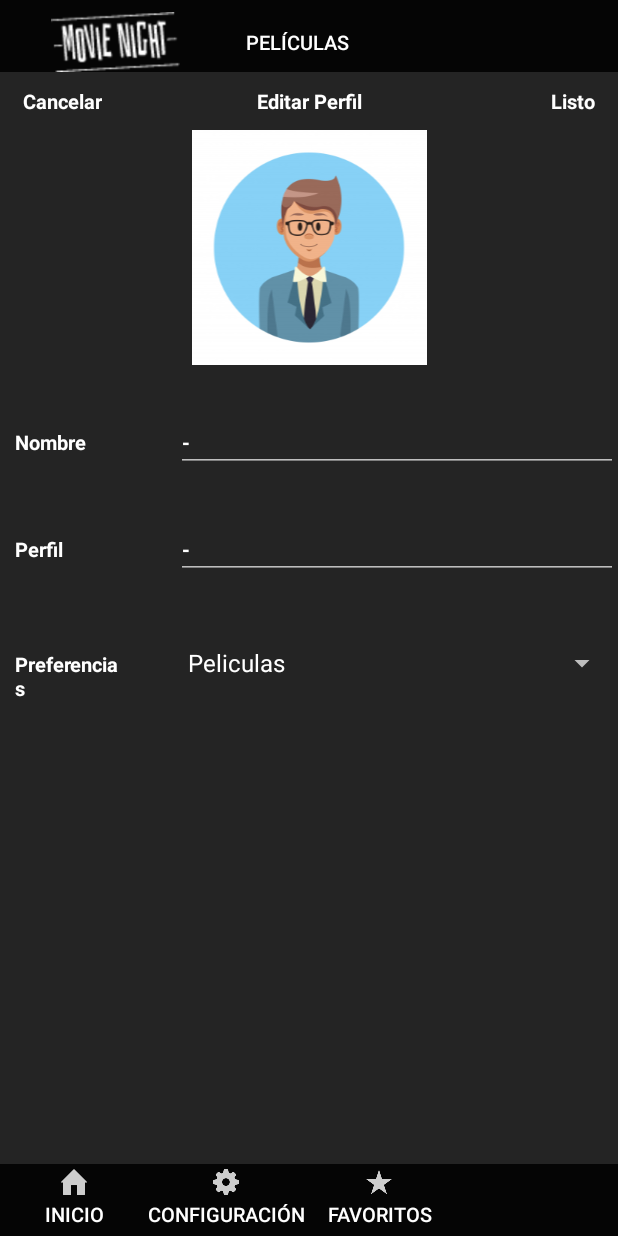
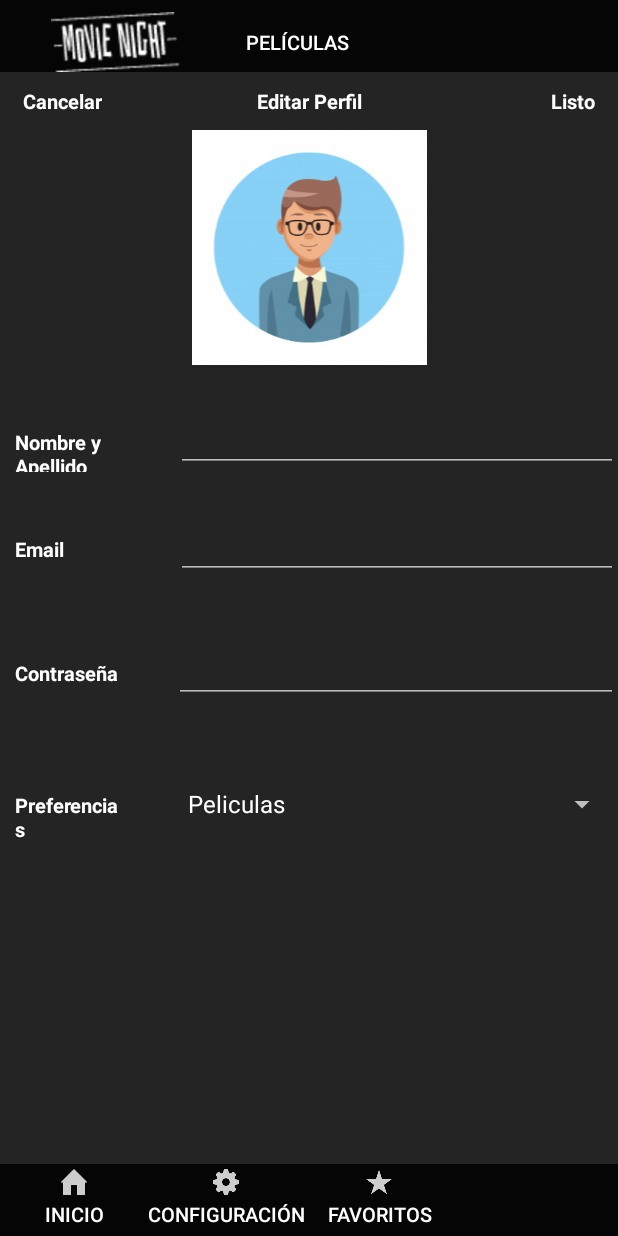
Before and after one commit to JessicaLopez375/Tecn.Moviles2020, an Android app: the fragment FragmentSetting placed in its activity, after a tap on "EDITAR PERFIL", on a phone screen of 412 x 824 dp. Run offline under Robolectric (Android 15) with nearby library versions, the phone set to English and light mode, and no system bars; pictures from the network do not load; 7 statements that could not run were skipped.

Commit message:
Modificacion de datos personales

```diff
--- a/app/src/main/java/com/iua/jessicalopez/Activitys/HomeActivity.java
+++ b/app/src/main/java/com/iua/jessicalopez/Activitys/HomeActivity.java
@@ -2,6 +2,7 @@ package com.iua.jessicalopez.Activitys;
 
 import android.os.Bundle;
 import android.view.View;
+import android.widget.Toast;
 
 import androidx.appcompat.app.AppCompatActivity;
 import androidx.fragment.app.FragmentTransaction;
@@ -9,7 +10,9 @@ import androidx.fragment.app.FragmentTransaction;
 import com.iua.jessicalopez.Fragments.FragmentFav;
 import com.iua.jessicalopez.Fragments.FragmentMovies;
 import com.iua.jessicalopez.Fragments.FragmentSetting;
+import com.iua.jessicalopez.Modelo.User;
 import com.iua.jessicalopez.R;
+
 
 import java.util.concurrent.ExecutionException;
 
@@ -26,6 +29,8 @@ public class HomeActivity extends AppCompatActivity implements FragmentMovies.Mo
         super.onCreate(savedInstanceState);
         setContentView(R.layout.home);
 
+        Bundle usuarioEnviado = getIntent().getExtras();
+
 
         try {
             fragmentMovies = new FragmentMovies();
@@ -34,7 +39,9 @@ public class HomeActivity extends AppCompatActivity implements FragmentMovies.Mo
         } catch (InterruptedException e) {
             e.printStackTrace();
         }
+
         fragmentSetting = new FragmentSetting();
+        fragmentSetting.setArguments(usuarioEnviado);
         fragmentFav = new FragmentFav();
         //Por defecto el primer fragment es el movie
         getSupportFragmentManager().beginTransaction().add(R.id.containerFragments, fragmentMovies).commit();
--- a/app/src/main/java/com/iua/jessicalopez/Activitys/LoginActivity.java
+++ b/app/src/main/java/com/iua/jessicalopez/Activitys/LoginActivity.java
@@ -65,7 +65,13 @@ public class LoginActivity extends AppCompatActivity {
                         Cursor cursor = db.query(Constantes.TABLA_USER, campos, Constantes.CAMPO_EMAIL + "=?", parametros, null, null, null);
                         cursor.moveToFirst();
                         if ((cursor.getString(0).equals(editEmail.getText().toString())) && (cursor.getString(1).equals(editPass.getText().toString()))) {
-                            startActivity(new Intent(LoginActivity.this, HomeActivity.class));
+                            Intent intent =  new Intent(LoginActivity.this, HomeActivity.class);
+                            Bundle bundle = new Bundle();
+                            user.setEmail(editEmail.getText().toString());
+                            bundle.putSerializable("usuario", user);
+                            intent.putExtras(bundle);
+                            startActivity(intent);
+
                         } else {
                             AlertDialog.Builder alertLoginIncorrecto = new AlertDialog.Builder(LoginActivity.this);
                             alertLoginIncorrecto.setTitle("Error");
--- a/app/src/main/java/com/iua/jessicalopez/Fragments/FragmentMovies.java
+++ b/app/src/main/java/com/iua/jessicalopez/Fragments/FragmentMovies.java
@@ -44,7 +44,9 @@ public class FragmentMovies extends Fragment {
     String uriCompleta;
 
     ClassConnection connection = new ClassConnection();
-    String response = connection.execute("https://api.themoviedb.org/3/discover/movie?api_key=4e288b8538f5ea2c0a791cc57625bcad").get();
+
+    String response = connection.execute("https://api.themoviedb.org/3/discover/movie?api_key=4e288b8538f5ea2c0a791cc57625bcad&page=1").get();
+
 
 
     public FragmentMovies() throws ExecutionException, InterruptedException {
@@ -73,6 +75,7 @@ public class FragmentMovies extends Fragment {
 
             JSONObject jsonObject = new JSONObject(response);
             jsonArray = jsonObject.getJSONArray("results");
+
 
 
 
@@ -115,8 +118,7 @@ public class FragmentMovies extends Fragment {
     }
 
     private void llenarlista() throws JSONException {
-
-        for (int i=0;i<=15;i++)
+        for (int i=0;i<=19;i++)
         {
             titulo = jsonArray.getJSONObject(i).getString("title");
             descripcion = jsonArray.getJSONObject(i).getString("overview");
@@ -125,7 +127,7 @@ public class FragmentMovies extends Fragment {
             movies.add(new MovieVo(titulo,uriCompleta,descripcion));
         }
 
-        for (int y=16;y<=20;y++)
+        for (int y=15;y<=19;y++)
         {
                 titulo = jsonArray.getJSONObject(y).getString("title");
                 path = jsonArray.getJSONObject(y).getString("poster_path");
--- a/app/src/main/java/com/iua/jessicalopez/Fragments/FragmentProfile.java
+++ b/app/src/main/java/com/iua/jessicalopez/Fragments/FragmentProfile.java
@@ -1,6 +1,8 @@
 package com.iua.jessicalopez.Fragments;
 
 import android.content.SharedPreferences;
+import android.database.Cursor;
+import android.database.sqlite.SQLiteDatabase;
 import android.os.Bundle;
 
 import androidx.fragment.app.Fragment;
@@ -14,62 +16,43 @@ import android.widget.ArrayAdapter;
 import android.widget.EditText;
 import android.widget.Spinner;
 import android.widget.TextView;
+import android.widget.Toast;
 
+import com.iua.jessicalopez.Conexiones.ConexionSQLiteHelper;
+import com.iua.jessicalopez.Constantes.Constantes;
+import com.iua.jessicalopez.Modelo.User;
 import com.iua.jessicalopez.R;
 
-/**
- * A simple {@link Fragment} subclass.
- * Use the {@link FragmentProfile#newInstance} factory method to
- * create an instance of this fragment.
- */
 public class FragmentProfile extends Fragment {
 
-    // TODO: Rename parameter arguments, choose names that match
-    // the fragment initialization parameters, e.g. ARG_ITEM_NUMBER
-    private static final String ARG_PARAM1 = "param1";
-    private static final String ARG_PARAM2 = "param2";
 
-    // TODO: Rename and change types of parameters
-    private String mParam1;
-    private String mParam2;
 
 
     View vista;
     TextView cancel;
     TextView listo;
     EditText name;
-    EditText perfil;
+    EditText email;
+    EditText password;
+    User user = new User();
+    ConexionSQLiteHelper conn;
+
     Spinner spinner;
 
     public FragmentProfile() {
         // Required empty public constructor
     }
 
-    /**
-     * Use this factory method to create a new instance of
-     * this fragment using the provided parameters.
-     *
-     * @param param1 Parameter 1.
-     * @param param2 Parameter 2.
-     * @return A new instance of fragment FragmentProfile.
-     */
-    // TODO: Rename and change types and number of parameters
-    public static FragmentProfile newInstance(String param1, String param2) {
-        FragmentProfile fragment = new FragmentProfile();
-        Bundle args = new Bundle();
-        args.putString(ARG_PARAM1, param1);
-        args.putString(ARG_PARAM2, param2);
-        fragment.setArguments(args);
-        return fragment;
-    }
 
     @Override
     public void onCreate(Bundle savedInstanceState) {
 
         super.onCreate(savedInstanceState);
-        if (getArguments() != null) {
-            mParam1 = getArguments().getString(ARG_PARAM1);
-            mParam2 = getArguments().getString(ARG_PARAM2);
+
+        conn = new ConexionSQLiteHelper(getContext(), "bd users", null, 1);
+        if(getArguments() != null){
+            user = (User) getArguments().getSerializable("usuario");
+            Toast.makeText(getContext(), "el usuario" + user.getEmail(), Toast.LENGTH_SHORT).show();
         }
     }
 
@@ -81,12 +64,14 @@ public class FragmentProfile extends Fragment {
         cancel = vista.findViewById(R.id.cancel);
         spinner = vista.findViewById(R.id.spinner);
         name = vista.findViewById(R.id.editTextName);
-        perfil = vista.findViewById(R.id.editTextPerfil);
+        email = vista.findViewById(R.id.editTextEmail);
+        password = vista.findViewById(R.id.editPasswordPerfil);
         listo = vista.findViewById(R.id.listo);
+        consultar();
 
         ArrayAdapter adapter = ArrayAdapter.createFromResource(getContext(), R.array.preferencias, R.layout.support_simple_spinner_dropdown_item);
         spinner.setAdapter(adapter);
-        cargarPreferencias();
+
 
         cancel.setOnClickListener(new View.OnClickListener() {
             @Override
@@ -96,13 +81,13 @@ public class FragmentProfile extends Fragment {
             }
         });
 
-        listo.setOnClickListener(new View.OnClickListener() {
+        /*listo.setOnClickListener(new View.OnClickListener() {
             @Override
             public void onClick(View view) {
                 SharedPreferences preferencias = getContext().getSharedPreferences("Preferencias", getContext().MODE_PRIVATE);
 
                 String nombre = name.getText().toString();
-                String perf = perfil.getText().toString();
+                String perf = email.getText().toString();
                 int posicion_pref = spinner.getSelectedItemPosition();
                 String pref = spinner.getSelectedItem().toString();
 
@@ -118,13 +103,13 @@ public class FragmentProfile extends Fragment {
 
 
             }
-        });
+        });*/
 
 
         return vista;
     }
 
-
+        /*
     public void cargarPreferencias() {
         SharedPreferences preferencias = getContext().getSharedPreferences("Preferencias", getContext().MODE_PRIVATE);
 
@@ -133,10 +118,10 @@ public class FragmentProfile extends Fragment {
         int posicion = preferencias.getInt("Posicion preferencia",0);
 
         name.setText(nombre);
-        perfil.setText(perf);
+        email.setText(perf);
         spinner.setSelection(posicion);
 
-    }
+    }*/
 
     public void atras(){
         FragmentManager fragmentManager = getActivity().getSupportFragmentManager();
@@ -145,4 +130,26 @@ public class FragmentProfile extends Fragment {
         fragmentTransaction.commit();
     }
 
+    private void consultar() {
+        SQLiteDatabase db = conn.getReadableDatabase();
+        String[] emailparam = {user.getEmail()};
+        String[] campos = {Constantes.CAMPO_NOMBREAPELLIDO, Constantes.CAMPO_PASSWORD };
+        try {
+            Cursor cursor = db.query(Constantes.TABLA_USER, campos, Constantes.CAMPO_EMAIL +"=?",emailparam,null, null, null);
+            cursor.moveToFirst();
+            name.setText(cursor.getString(0));
+            password.setText(cursor.getString(1));
+            email.setText(user.getEmail());
+            cursor.close();
+
+        }catch (Exception e){
+            Toast.makeText(getContext(),"Error", Toast.LENGTH_SHORT).show();
+
+
+        }
+
+
+    }
+
+
 }
--- a/app/src/main/java/com/iua/jessicalopez/Fragments/FragmentSetting.java
+++ b/app/src/main/java/com/iua/jessicalopez/Fragments/FragmentSetting.java
@@ -1,5 +1,7 @@
 package com.iua.jessicalopez.Fragments;
 
+import android.database.Cursor;
+import android.database.sqlite.SQLiteDatabase;
 import android.os.Bundle;
 
 import androidx.fragment.app.Fragment;
@@ -10,58 +12,41 @@ import android.view.LayoutInflater;
 import android.view.View;
 import android.view.ViewGroup;
 import android.widget.Button;
+import android.widget.EditText;
+import android.widget.TextView;
+import android.widget.Toast;
 
+import com.iua.jessicalopez.Conexiones.ConexionSQLiteHelper;
+import com.iua.jessicalopez.Constantes.Constantes;
+import com.iua.jessicalopez.Modelo.User;
 import com.iua.jessicalopez.R;
 
-/**
- * A simple {@link Fragment} subclass.
- * Use the {@link FragmentSetting#newInstance} factory method to
- * create an instance of this fragment.
- */
+
 public class FragmentSetting extends Fragment {
 
-    // TODO: Rename parameter arguments, choose names that match
-    // the fragment initialization parameters, e.g. ARG_ITEM_NUMBER
-    private static final String ARG_PARAM1 = "param1";
-    private static final String ARG_PARAM2 = "param2";
-
-    // TODO: Rename and change types of parameters
-    private String mParam1;
-    private String mParam2;
 
 
     FragmentProfile fragmentProfile = new FragmentProfile();
     Button buttonProfile;
     View vista;
+    User user = new User();
+    TextView name;
+    ConexionSQLiteHelper conn;
     public FragmentSetting() {
         // Required empty public constructor
     }
 
-    /**
-     * Use this factory method to create a new instance of
-     * this fragment using the provided parameters.
-     *
-     * @param param1 Parameter 1.
-     * @param param2 Parameter 2.
-     * @return A new instance of fragment FragmentSetting.
-     */
-    // TODO: Rename and change types and number of parameters
-    public static FragmentSetting newInstance(String param1, String param2) {
-        FragmentSetting fragment = new FragmentSetting();
-        Bundle args = new Bundle();
-        args.putString(ARG_PARAM1, param1);
-        args.putString(ARG_PARAM2, param2);
-        fragment.setArguments(args);
-        return fragment;
-    }
 
     @Override
     public void onCreate(Bundle savedInstanceState) {
         super.onCreate(savedInstanceState);
-        if (getArguments() != null) {
-            mParam1 = getArguments().getString(ARG_PARAM1);
-            mParam2 = getArguments().getString(ARG_PARAM2);
+        conn = new ConexionSQLiteHelper(getContext(), "bd users", null, 1);
+
+        if(getArguments() != null){
+            user = (User) getArguments().getSerializable("usuario");
+            fragmentProfile.setArguments(getArguments());
         }
+
     }
 
     @Override
@@ -69,6 +54,8 @@ public class FragmentSetting extends Fragment {
                              Bundle savedInstanceState) {
        vista = inflater.inflate(R.layout.fragment_setting, container, false);
        buttonProfile = vista.findViewById(R.id.my_profile);
+       name = vista.findViewById(R.id.nameSetting);
+       consultar();
 
        buttonProfile.setOnClickListener(new View.OnClickListener() {
            @Override
@@ -84,6 +71,24 @@ public class FragmentSetting extends Fragment {
         return vista;
     }
 
+    private void consultar() {
+        SQLiteDatabase db = conn.getReadableDatabase();
+        String[] email = {user.getEmail()};
+        String[] campos = {Constantes.CAMPO_NOMBREAPELLIDO, Constantes.CAMPO_PASSWORD };
+        try {
+            Cursor cursor = db.query(Constantes.TABLA_USER, campos, Constantes.CAMPO_EMAIL +"=?",email,null, null, null);
+            cursor.moveToFirst();
+            name.setText(cursor.getString(0));
+            cursor.close();
+
+        }catch (Exception e){
+
+
+        }
+
+
+    }
+
     public interface SettingFragmentListener {
     }
 }
--- a/app/src/main/java/com/iua/jessicalopez/Modelo/User.java
+++ b/app/src/main/java/com/iua/jessicalopez/Modelo/User.java
@@ -2,10 +2,11 @@ package com.iua.jessicalopez.Modelo;
 
 import android.util.Patterns;
 
+import java.io.Serializable;
 import java.sql.SQLOutput;
 import java.util.regex.Pattern;
 
-public class User {
+public class User implements Serializable {
 
     private Integer id;
     private String nombreApellido;
--- a/app/src/main/res/layout/fragment_profile.xml
+++ b/app/src/main/res/layout/fragment_profile.xml
@@ -80,10 +80,11 @@
                     android:layout_marginLeft="@dimen/magin_titulo"
                     android:layout_marginTop="@dimen/margin"
                     android:layout_marginRight="@dimen/margin"
-                        android:text="@string/nombre"
+                    android:text="@string/nombreApellido"
                     android:textColor="@color/white"
                     android:textSize="@dimen/text"
-                        android:textStyle="bold" />
+                    android:textStyle="bold"
+                    tools:layout_marginBottom="@dimen/margin" />
 
                 <EditText
                     android:id="@+id/editTextName"
@@ -92,10 +93,9 @@
                     android:layout_marginTop="@dimen/margin"
                     android:focusable="true"
                     android:inputType="textPersonName"
-                        android:text="Name"
+                    android:nextFocusDown="@+id/editTextEmail"
                     android:textColor="@color/white"
                     android:textSize="@dimen/text"
-                        android:nextFocusDown="@+id/editTextPerfil"
                     android:textStyle="bold" />
 
             </LinearLayout>
@@ -108,29 +108,59 @@
                     android:orientation="horizontal">
 
                 <TextView
-                        android:id="@+id/textPerfil"
+                    android:id="@+id/textPassword"
                     android:layout_width="@dimen/margin_campos"
                     android:layout_height="wrap_content"
                     android:layout_marginLeft="@dimen/magin_titulo"
                     android:layout_marginTop="@dimen/margin"
                     android:layout_marginRight="@dimen/margin"
-                        android:text="@string/perfil"
+                    android:layout_marginBottom="@dimen/margin"
+                    android:text="@string/email"
                     android:textColor="@color/white"
                     android:textSize="@dimen/text"
                     android:textStyle="bold" />
 
                 <EditText
-                        android:id="@+id/editTextPerfil"
+                    android:id="@+id/editTextEmail"
                     android:layout_width="match_parent"
                     android:layout_height="wrap_content"
                     android:layout_marginTop="@dimen/margin"
                     android:inputType="textPersonName"
-                        android:text="Name"
                     android:textColor="@color/white"
                     android:textSize="@dimen/text"
                     android:textStyle="bold" />
                 </LinearLayout>
 
+
+            <LinearLayout
+                android:layout_width="match_parent"
+                android:layout_height="match_parent"
+                android:orientation="horizontal">
+
+                <TextView
+                    android:id="@+id/textPasswordPerfil"
+                    android:layout_width="222dp"
+                    android:layout_height="wrap_content"
+                    android:layout_marginLeft="@dimen/magin_titulo"
+                    android:layout_marginTop="@dimen/margin"
+                    android:layout_marginBottom="@dimen/margin"
+                    android:layout_weight="1"
+                    android:text="@string/password"
+                    android:textColor="@color/white"
+                    android:textSize="@dimen/text"
+                    android:textStyle="bold" />
+
+                <EditText
+                    android:id="@+id/editPasswordPerfil"
+                    android:layout_width="match_parent"
+                    android:layout_height="wrap_content"
+                    android:layout_marginTop="@dimen/margin"
+                    android:layout_weight="1"
+                    android:inputType="textPassword"
+                    android:textColor="@color/white"
+                    android:textSize="@dimen/text"
+                    android:textStyle="bold" />
+            </LinearLayout>
 
             <LinearLayout
                     android:layout_width="match_parent"
@@ -153,9 +183,9 @@
                         android:id="@+id/spinner"
                         android:layout_width="match_parent"
                         android:layout_height="wrap_content"
+                        android:layout_marginTop="@dimen/margin"
                         android:textColor="@color/white"
-                        android:layout_marginTop="@dimen/margin"
-                        android:textSize="@dimen/text" />
+                        android:textSize="10sp" />
 
 
                 </LinearLayout>
--- a/app/src/main/res/values/strings.xml
+++ b/app/src/main/res/values/strings.xml
@@ -42,9 +42,8 @@
     <string name="editarPerfil">Editar Perfil</string>
     <string name="cancelar">Cancelar</string>
     <string name="listo">Listo</string>
-    <string name="nombre">Nombre</string>
+    <string name="nombreApellido">Nombre y Apellido</string>
     <string name="preferencia">Preferencias</string>
-
     <string-array name="preferencias">
         <item>Peliculas</item>
         <item>Series</item>
```
Lines whose indentation alone changed are shown as unchanged.
